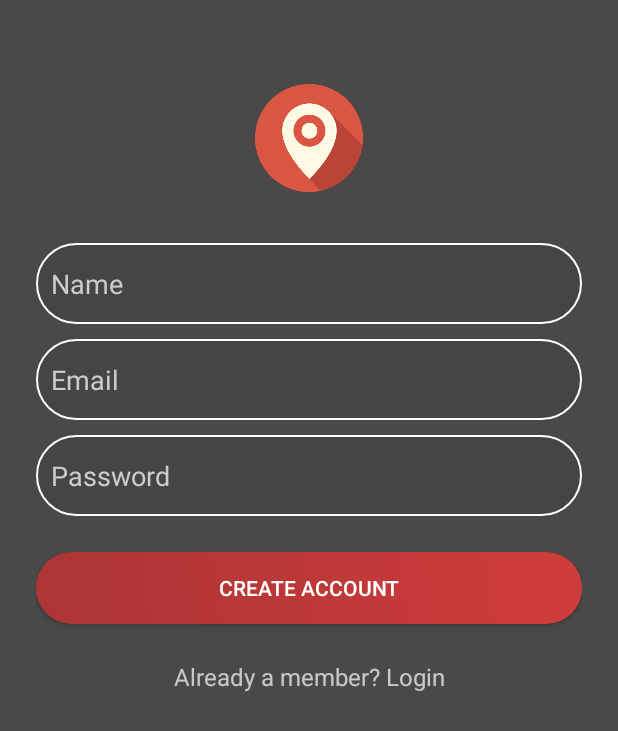
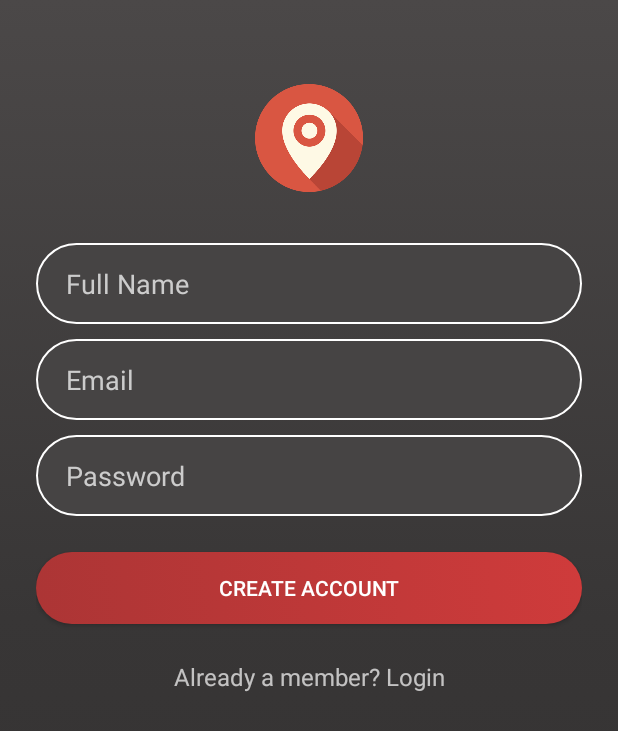
Before and after one commit to MohamadmKassem/CheckInClass, an Android app: the SignupActivity screen opened directly, with no data from a screen before it, on a phone screen of 412 x 824 dp. Shown: the top 731 px of the screen. Run offline under Robolectric (Android 15) with nearby library versions, the light colour scheme and no system bars.

Commit message:
mohamad_2_3

```diff
--- /dev/null
+++ b/app/src/main/res/drawable/background_shape.xml
@@ -0,0 +1,13 @@
+<?xml version="1.0" encoding="utf-8"?>
+<selector xmlns:android="http://schemas.android.com/apk/res/android">
+    <item>
+        <shape>
+            <gradient
+                android:angle="90"
+                android:startColor="@color/background3"
+                android:centerColor="@color/background"
+                android:endColor="@color/background2"
+                android:type="linear" />
+        </shape>
+    </item>
+</selector>
--- a/app/src/main/res/layout/activity_login.xml
+++ b/app/src/main/res/layout/activity_login.xml
@@ -28,6 +28,7 @@
             android:inputType="textEmailAddress"
             android:background="@drawable/edit_text_shape"
             android:layout_marginTop="10dp"
+            android:paddingLeft="20dp"
             android:hint="@string/hint_email" />
 
         <EditText android:id="@+id/input_password_login"
@@ -36,6 +37,7 @@
             android:inputType="textPassword"
             android:background="@drawable/edit_text_shape"
             android:layout_marginTop="10dp"
+            android:paddingLeft="20dp"
             android:hint="@string/hint_password"/>
 
         <Button
--- a/app/src/main/res/layout/activity_signup.xml
+++ b/app/src/main/res/layout/activity_signup.xml
@@ -28,7 +28,8 @@
                 android:background="@drawable/edit_text_shape"
                 android:layout_marginTop="10dp"
                 android:inputType="textCapWords"
-                android:hint="Name" />
+                android:hint="@string/full_name"
+                android:paddingLeft="20dp" />
 
             <EditText android:id="@+id/input_email_signup"
                 android:layout_width="match_parent"
@@ -36,6 +37,7 @@
                 android:background="@drawable/edit_text_shape"
                 android:layout_marginTop="10dp"
                 android:inputType="textEmailAddress"
+                android:paddingLeft="20dp"
                 android:hint="@string/hint_email" />
 
             <EditText android:id="@+id/input_password_signup"
@@ -44,6 +46,7 @@
                 android:background="@drawable/edit_text_shape"
                 android:layout_marginTop="10dp"
                 android:inputType="textPassword"
+                android:paddingLeft="20dp"
                 android:hint="@string/hint_password"/>
 
             <Button
--- a/app/src/main/res/values/colors.xml
+++ b/app/src/main/res/values/colors.xml
@@ -20,7 +20,9 @@
     <color name="white">#FFFFFF</color>
 
     <color name="primary1">#E12929</color>
-    <color name="background">#4b4848</color>
+    <color name="background">#383636</color>
+    <color name="background2">#4b4848</color>
+    <color name="background3">#302e2e</color>
 
     <color name="edittext_background">#464444</color>
     <color name="button_start_background">#ac3535</color>
--- a/app/src/main/res/values/strings.xml
+++ b/app/src/main/res/values/strings.xml
@@ -5,6 +5,7 @@
     <string name="hint_email">Email</string>
     <string name="hint_password">Password</string>
     <string name="login_btn">Login</string>
+    <string name="full_name">Full Name</string>
     <string name="link_signup">No account yet? Create one</string>
     <string name="create_account">Create Account</string>
     <string name="link_login">Already a member? Login</string>
--- a/app/src/main/res/values/styles.xml
+++ b/app/src/main/res/values/styles.xml
@@ -28,7 +28,7 @@
         <item name="colorPrimaryDark">@color/button_start_background</item>
         <item name="colorAccent">@color/accent</item>
 
-        <item name="android:windowBackground">@color/background</item>
+        <item name="android:windowBackground">@drawable/background_shape</item>
 
         <item name="colorControlNormal">@color/iron</item>
         <item name="colorControlActivated">@color/white</item>
@@ -42,7 +42,7 @@
     <style name="AppTheme.Dark.Dialog" parent="Theme.AppCompat.Dialog">
         <item name="colorAccent">@color/white</item>
         <item name="android:textColorPrimary">@color/iron</item>
-        <item name="android:background">@color/primary</item>
+        <item name="android:background">@color/button_start_background</item>
     </style>
 
 </resources>
```
